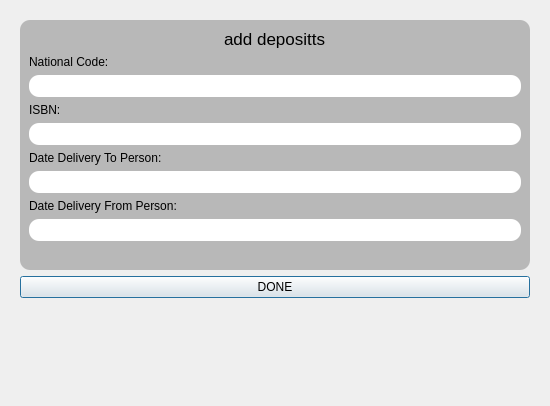
The window that ui_py/new_deposits_ui/untitled.ui (Younes0077/Library-project) describes before a commit, drawn with Qt 5.
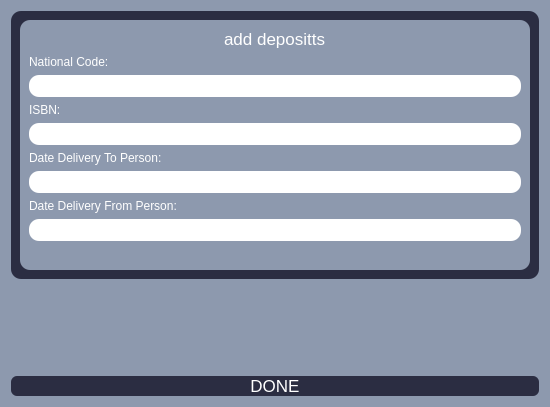
The same window after the commit.

The edit to the form file:
```diff
--- a/ui_py/new_deposits_ui/untitled.ui
+++ b/ui_py/new_deposits_ui/untitled.ui
@@ -7,17 +7,21 @@
     <x>0</x>
     <y>0</y>
     <width>550</width>
-    <height>406</height>
+    <height>407</height>
    </rect>
   </property>
   <property name="windowTitle">
    <string>Dialog</string>
   </property>
+  <property name="styleSheet">
+   <string notr="true">background-color:#8d99ae;</string>
+  </property>
   <layout class="QVBoxLayout" name="verticalLayout">
    <item alignment="Qt::AlignTop">
     <widget class="QWidget" name="widget" native="true">
      <property name="styleSheet">
-      <string notr="true"/>
+      <string notr="true">background-color:#2b2d42;
+border-radius:10px;</string>
      </property>
      <layout class="QVBoxLayout" name="verticalLayout_2">
       <item alignment="Qt::AlignTop">
@@ -28,7 +32,7 @@
          </font>
         </property>
         <property name="styleSheet">
-         <string notr="true">background-color:rgb(184,184,184);
+         <string notr="true">background-color:#8d99ae;
 border-radius:10px;</string>
         </property>
         <property name="frameShape">
@@ -46,7 +50,7 @@
             </font>
            </property>
            <property name="styleSheet">
-            <string notr="true"/>
+            <string notr="true">color:white</string>
            </property>
            <property name="text">
             <string>add depositts</string>
@@ -55,6 +59,9 @@
          </item>
          <item>
           <widget class="QLabel" name="label_NationalCode">
+           <property name="styleSheet">
+            <string notr="true">color:white</string>
+           </property>
            <property name="text">
             <string>National Code:</string>
            </property>
@@ -70,6 +77,9 @@
          </item>
          <item>
           <widget class="QLabel" name="label_ISBN">
+           <property name="styleSheet">
+            <string notr="true">color:white</string>
+           </property>
            <property name="text">
             <string>ISBN:</string>
            </property>
@@ -85,6 +95,9 @@
          </item>
          <item>
           <widget class="QLabel" name="label_DateDeliveryToPerson">
+           <property name="styleSheet">
+            <string notr="true">color:white</string>
+           </property>
            <property name="text">
             <string>Date Delivery To Person:</string>
            </property>
@@ -100,6 +113,9 @@
          </item>
          <item>
           <widget class="QLabel" name="label_DateDeliveryFromPerson">
+           <property name="styleSheet">
+            <string notr="true">color:white</string>
+           </property>
            <property name="text">
             <string>Date Delivery From Person:</string>
            </property>
@@ -123,17 +139,25 @@
         </layout>
        </widget>
       </item>
+     </layout>
+    </widget>
+   </item>
       <item>
        <widget class="QPushButton" name="pushButton_done">
+     <property name="font">
+      <font>
+       <pointsize>13</pointsize>
+      </font>
+     </property>
         <property name="styleSheet">
-         <string notr="true"/>
+      <string notr="true">background-color:#2b2d42;
+border-radius:6px;
+color:white
+</string>
         </property>
         <property name="text">
          <string>DONE</string>
         </property>
-       </widget>
-      </item>
-     </layout>
     </widget>
    </item>
   </layout>
```
Lines whose indentation alone changed are shown as unchanged.
